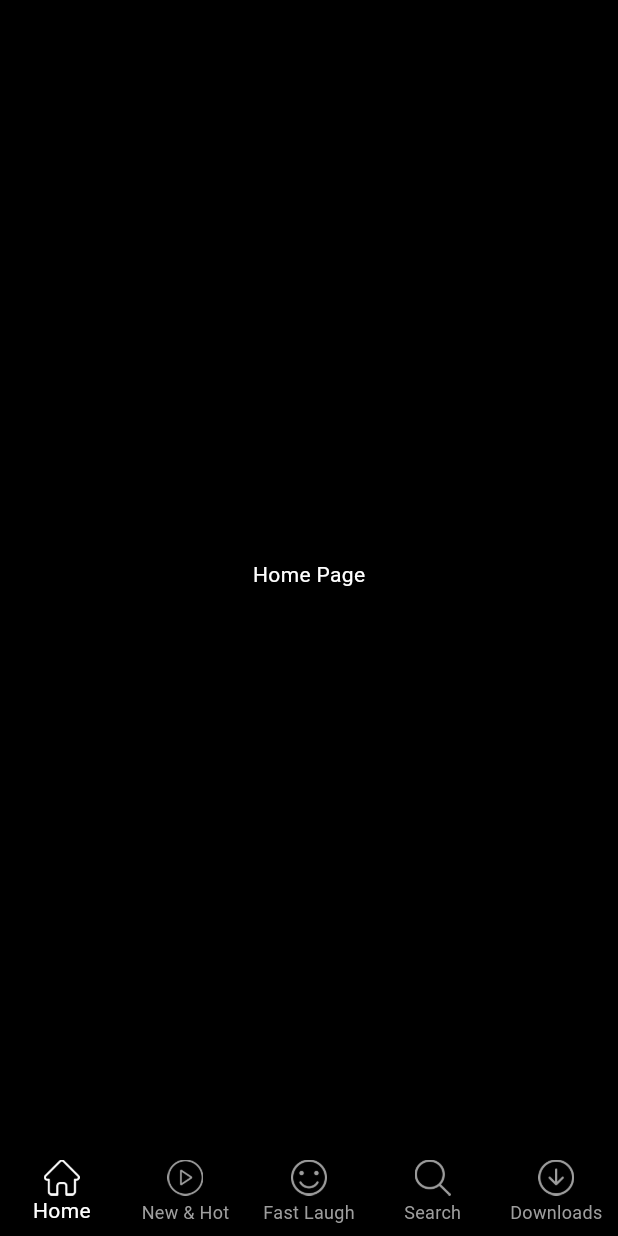
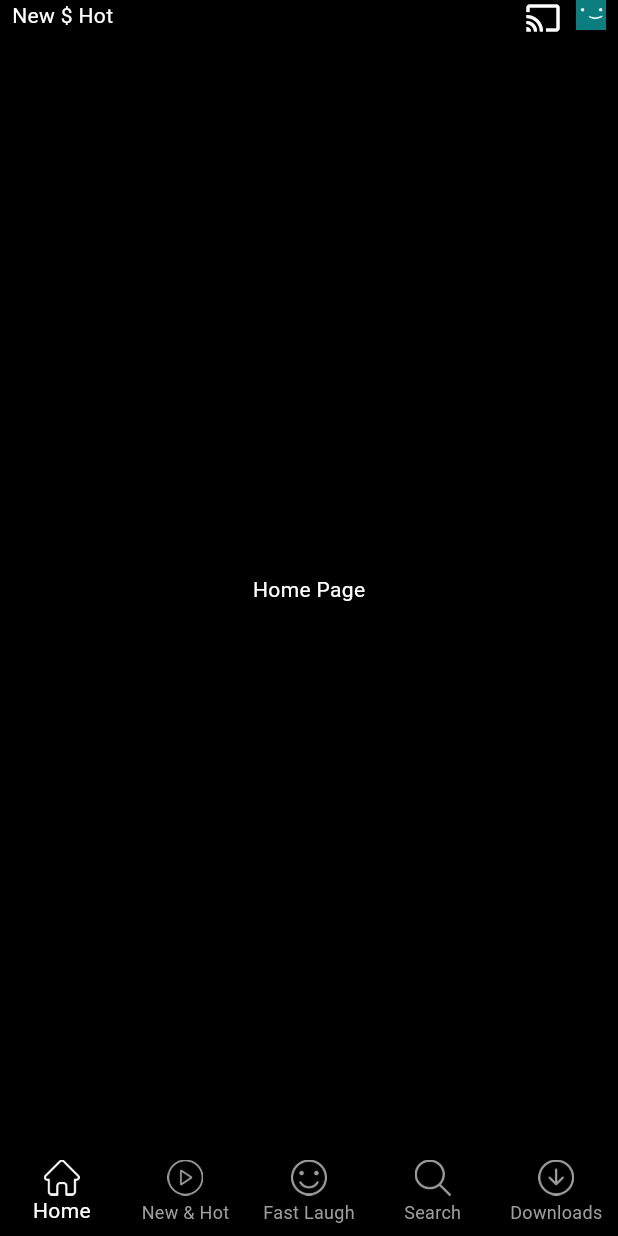
Before and after one commit to robinbaby007/Netflix_flutter, a Flutter app: the screen it shows after launch, on a phone screen of 412 x 824 dp. Run offline on Flutter 3.47's test engine with Material 3 defaults, Android fonts, the phone set to English and light mode, and no system bars.

```diff
--- a/lib/presentation/home/screen_home.dart
+++ b/lib/presentation/home/screen_home.dart
@@ -1,4 +1,5 @@
 import 'package:flutter/material.dart';
+import 'package:netflix/presentation/widgets/app_bar_widget.dart';
 
 class ScreenHome extends StatelessWidget {
   const ScreenHome({super.key});
@@ -6,6 +7,10 @@ class ScreenHome extends StatelessWidget {
   @override
   Widget build(BuildContext context) {
     return const Scaffold(
+      appBar: PreferredSize(
+        preferredSize: Size.fromHeight(20),
+        child: AppBarWidget(),
+      ),
       body: SafeArea(
         child: Center(
           child: Text(
--- a/lib/presentation/main_page/screen_main_page.dart
+++ b/lib/presentation/main_page/screen_main_page.dart
@@ -13,7 +13,6 @@ class ScreenMainPage extends StatelessWidget {
   @override
   Widget build(BuildContext context) {
     return Scaffold(
-      backgroundColor: backgroundColor,
       body: ValueListenableBuilder(
           valueListenable: navigationIndex,
           builder: (context, index, _) {
--- /dev/null
+++ b/lib/presentation/widgets/app_bar_widget.dart
@@ -0,0 +1,31 @@
+import 'package:flutter/material.dart';
+
+class AppBarWidget extends StatelessWidget {
+  const AppBarWidget({super.key});
+
+  @override
+  Widget build(BuildContext context) {
+    return Padding(
+      padding: const EdgeInsets.only(left: 8, right: 8),
+      child: Row(
+        children: [
+          const Text("New \$ Hot"),
+          const Spacer(),
+          const Icon(
+            Icons.cast,
+            color: Colors.white,
+          ),
+          const SizedBox(
+            width: 10,
+          ),
+          Image.asset(
+            'assets/images/avatar.png',
+            width: 20,
+            height: 20,
+          )
+        ],
+      ),
+    );
+  }
+
+}
--- a/pubspec.yaml
+++ b/pubspec.yaml
@@ -65,6 +65,8 @@ flutter:
      - assets/icons/play.png
      - assets/icons/home.png
      - assets/icons/download.png
+     - assets/images/avatar.png
+
 
   # An image asset can refer to one or more resolution-specific "variants", see
   # https://flutter.dev/assets-and-images/#resolution-aware
```
Also changed, not shown: assets/images/avatar.png (added), lib/main.dart (line endings or trailing spaces).
